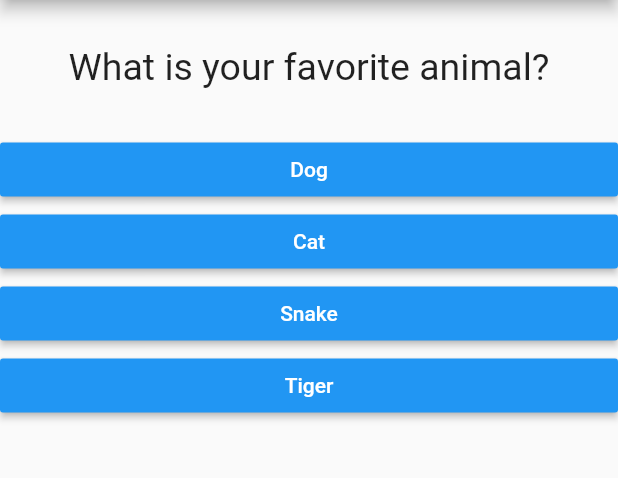
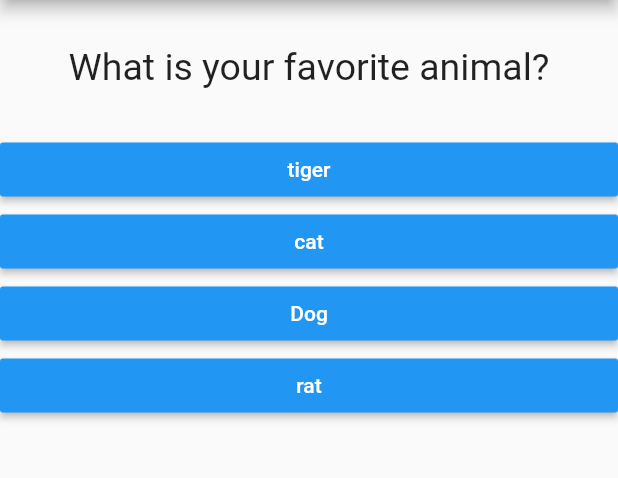
Before and after one commit to rahimsargandang/flutter-first-tutorial, a Flutter app: the screen it shows after launch, after a tap on "Black", on a phone screen of 412 x 824 dp, the part 84-562 px from its top. Run offline on Flutter 3.47's test engine with Material 2 defaults, Android fonts, the phone set to English and light mode, and no system bars.

Commit message:
Add score and result

```diff
--- a/lib/main.dart
+++ b/lib/main.dart
@@ -21,31 +21,49 @@ class MyAppState extends State<MyApp> {
   final questions = const [
     {
       'questionText': 'What is your favorite color?',
-      'answers': ['Black', 'Red', 'Blue', 'Green'],
+      'answers': [
+        {'text': 'Black', 'score': 10},
+        {'text': 'Blue', 'score': 5},
+        {'text': 'Red', 'score': 7},
+        {'text': 'Green', 'score': 3}
+      ],
     },
     {
       'questionText': 'What is your favorite animal?',
-      'answers': ['Dog', 'Cat', 'Snake', 'Tiger'],
+      'answers': [
+        {'text': 'tiger', 'score': 10},
+        {'text': 'cat', 'score': 5},
+        {'text': 'Dog', 'score': 7},
+        {'text': 'rat', 'score': 3}
+      ],
     },
     {
       'questionText': 'What is your favorite Country?',
-      'answers': ['MY', 'UK', 'US'],
+      'answers': [
+        {'text': 'MY', 'score': 10},
+        {'text': 'IND', 'score': 5},
+        {'text': 'UK', 'score': 7},
+        {'text': 'US', 'score': 3}
+      ],
     },
   ];
 
-  var questionIndex = 0;
+  var _questionIndex = 0;
+  var _totalScore = 0;
 
-  void answerQuestion() {
-    if (questionIndex < questions.length) {
+  void _answerQuestion(int score) {
+    _totalScore += score;
+
+    if (_questionIndex < questions.length) {
       print('you have one more question');
     } else {
       print('You did it');
     }
 
     setState(() {
-      questionIndex = questionIndex + 1;
+      _questionIndex = _questionIndex + 1;
     });
-    print(questionIndex);
+    print(_questionIndex);
   }
 
   @override
@@ -55,13 +73,13 @@ class MyAppState extends State<MyApp> {
         appBar: AppBar(
           title: Text('My FIrst App'),
         ),
-        body: questionIndex < questions.length
+        body: _questionIndex < questions.length
             ? Quiz(
-                answerQuestion: answerQuestion,
-                questionIndex: questionIndex,
+                answerQuestion: _answerQuestion,
+                questionIndex: _questionIndex,
                 questions: questions,
               )
-            : Result(),
+            : Result(_totalScore),
       ),
     );
   }
--- a/lib/quiz.dart
+++ b/lib/quiz.dart
@@ -22,8 +22,9 @@ class Quiz extends StatelessWidget {
         Question(
           questions[questionIndex]['questionText'],
         ),
-        ...(questions[questionIndex]['answers'] as List<String>).map((answer) {
-          return Answer(answerQuestion, answer);
+        ...(questions[questionIndex]['answers'] as List<Map<String, Object>>)
+            .map((answer) {
+          return Answer(() => answerQuestion(answer['score']), answer['text']);
         }).toList()
       ],
     );
```
Also changed, not shown: lib/result.dart (+29 -1 lines).
